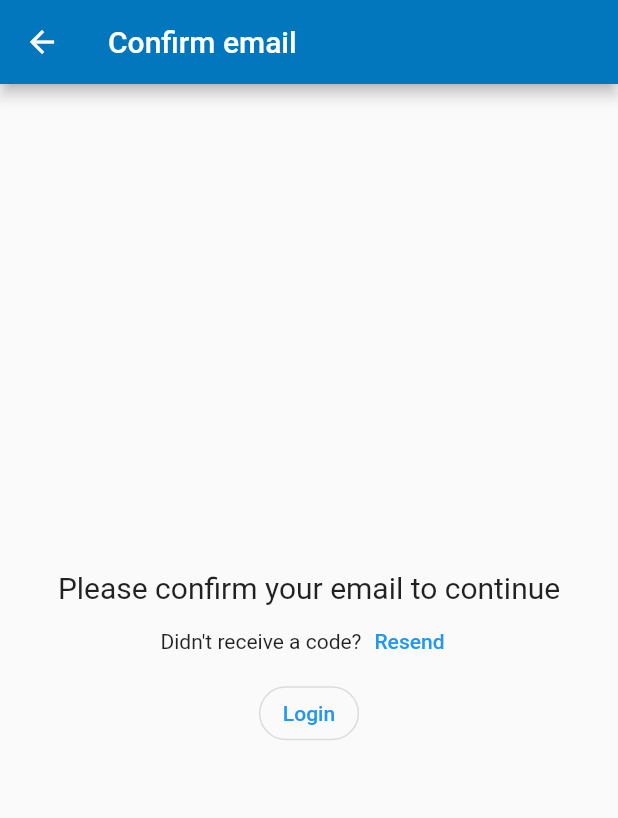
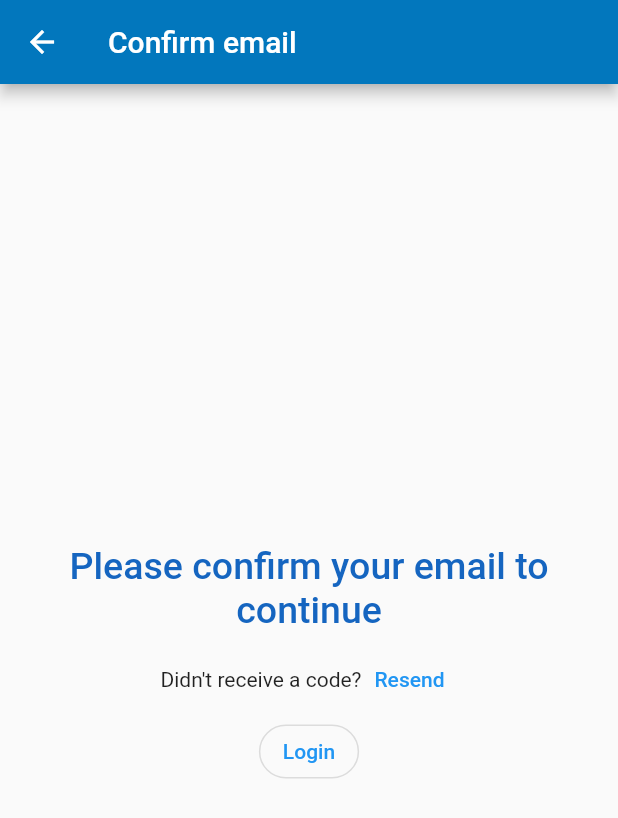
Before and after one commit to tanvir-ahmod/Project-Tracker, a Flutter app: the ResendConfirmationEmailScreen screen opened directly with empty values, on a phone screen of 412 x 824 dp. Shown: the top 818 px of the screen. Run offline on Flutter 3.47's test engine with Material 2 defaults, Android fonts, the phone set to English and light mode, and no system bars; our stand-ins replace dio, flutter_spinkit, fluttertoast, get, get_storage, google_fonts and 1 more; accounts and stored records are empty.

Commit message:
Update resend email UI

```diff
--- a/lib/ui/registration/resend_confirmation_email.dart
+++ b/lib/ui/registration/resend_confirmation_email.dart
@@ -26,11 +26,16 @@ class ResendConfirmationEmailScreen extends StatelessWidget {
               child: Column(
                 mainAxisAlignment: MainAxisAlignment.center,
                 children: [
-                  Text(
-                    "Please confirm your email to continue",
-                    style:
-                        TextStyle(fontSize: 20, fontWeight: FontWeight.normal),
-                    textAlign: TextAlign.center,
+                  Padding(
+                    padding: const EdgeInsets.all(8.0),
+                    child: Text(
+                      'Please confirm your email to continue',
+                      textAlign: TextAlign.center,
+                      style: TextStyle(
+                          color: Colors.blue[800],
+                          fontSize: 25,
+                          fontWeight: FontWeight.w500),
+                    ),
                   ),
                   Row(
                     mainAxisAlignment: MainAxisAlignment.center,
```
